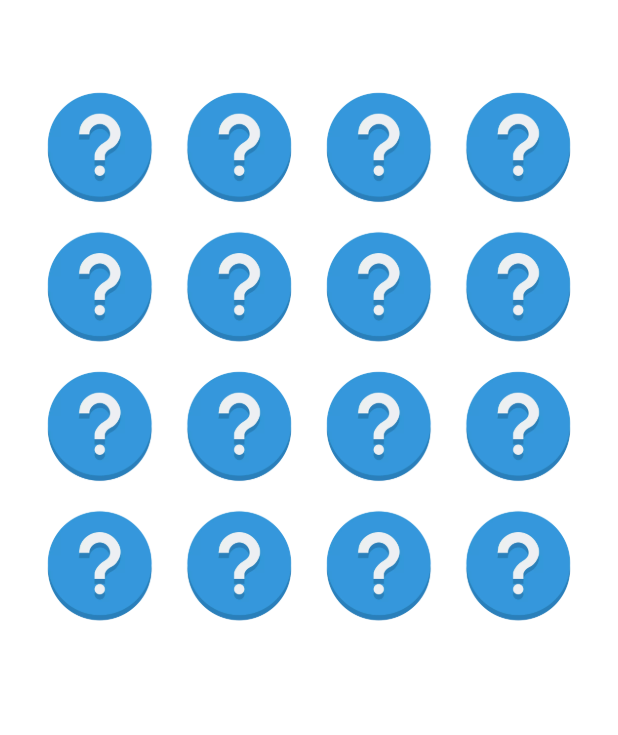
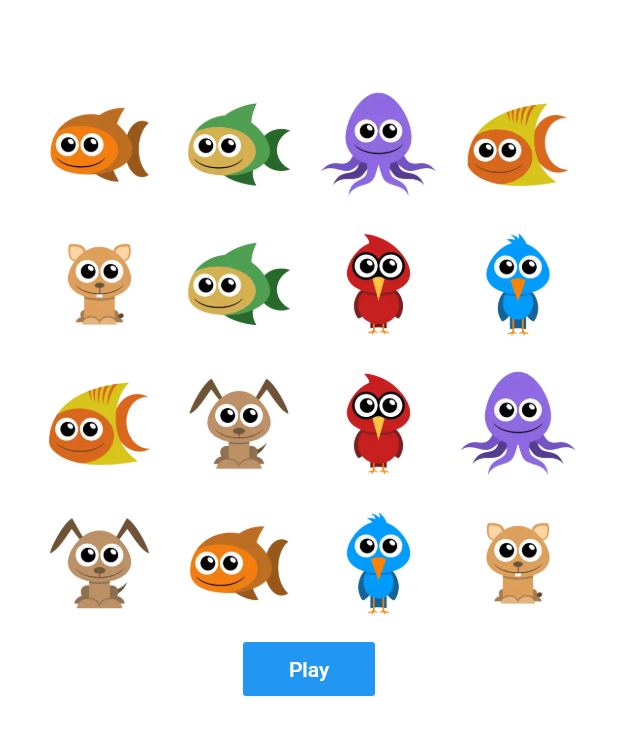
Before and after one commit to kentang-developer/flutter_memory_game, a Flutter app: the screen it shows after launch, on a phone screen of 412 x 824 dp. Shown: the top 735 px of the screen. Run offline on Flutter 3.47's test engine with Material 2 defaults, Android fonts, the phone set to English and light mode, and no system bars.

Commit message:
Mengambil gambar secara acak

```diff
--- /dev/null
+++ b/lib/model/board_item_model.dart
@@ -0,0 +1,7 @@
+class BoardItemModel {
+  String imagePath;
+  bool isRevealed = false;
+  bool isCompleted = false;
+
+  BoardItemModel({this.imagePath, this.isRevealed, this.isCompleted});
+}
--- a/lib/pages/landing_page.dart
+++ b/lib/pages/landing_page.dart
@@ -1,6 +1,6 @@
 import 'package:flutter/material.dart';
+import 'package:flutter_memory_game/model/board_item_model.dart';
 import 'package:flutter_memory_game/widgets/board_item.dart';
-
 
 class LandingPage extends StatefulWidget {
   @override
@@ -8,19 +8,19 @@ class LandingPage extends StatefulWidget {
 }
 
 class _LandingPageState extends State<LandingPage> {
-
-
   //Level
-  //1 : 12 items
-  //2 : 16 items
-  //3 : 20 items
-  //4 : 24 items
-  int numberItem = 16;
-
+  //1 : 6 items
+  //2 : 8 items
+  //3 : 10 items
+  //4 : 12 items
+  int numberItem = 8; // 8 numberItem akan membuat 16 items (karena pair)
+  List<BoardItemModel> chosenItem = [];
+  List<BoardItemModel> allItem = [];
 
   @override
   void initState() {
-    // TODO: implement initState
+    getAllItem();
+    getChosenItem();
     super.initState();
   }
 
@@ -33,22 +33,54 @@ class _LandingPageState extends State<LandingPage> {
           padding: EdgeInsets.symmetric(horizontal: 20, vertical: 50),
           child: Column(
             children: <Widget>[
-            GridView(
+              GridView(
                 shrinkWrap: true,
                 //physics: ClampingScrollPhysics(),
                 scrollDirection: Axis.vertical,
                 gridDelegate: SliverGridDelegateWithMaxCrossAxisExtent(
                     mainAxisSpacing: 0.0, maxCrossAxisExtent: 100.0),
-                children: List.generate(numberItem, (index) {
+                children: List.generate(chosenItem.length, (index) {
                   return BoardItem(
-                    imagePath: "assets/question.webp",
+                    imagePath: chosenItem[index].imagePath,
                   );
                 }),
-              )
+              ),
+              FlatButton(
+                child: Text('Play', style: TextStyle(color: Colors.white)),
+                color: Colors.blue,
+                onPressed: () => getChosenItem(),
+              ),
             ],
           ),
         ),
       ),
     );
   }
+
+  void getAllItem() {
+    //ambil semua gambar yang ada dan masukan ke array
+    for (int x = 1; x < 40; x++) {
+      allItem.add(BoardItemModel(imagePath: "assets/$x.webp"));
+    }
+  }
+
+
+
+  void getChosenItem() {
+    //method untuk mngambil gambar secara acak dari arrayAllitem sebanyak numberItem
+
+    //clear choosenItem
+    chosenItem = [];
+
+    //Acak allItem, dan ambil numberItem teratas (misal 8 teratas)
+    var randomItem = (allItem..shuffle()).take(numberItem);
+
+    //tambahkan 2x karena item nya berpasangan.
+    chosenItem.addAll(randomItem);
+    chosenItem.addAll(randomItem);
+
+    setState(() {
+      chosenItem.shuffle();
+    });
+  }
 }
```
